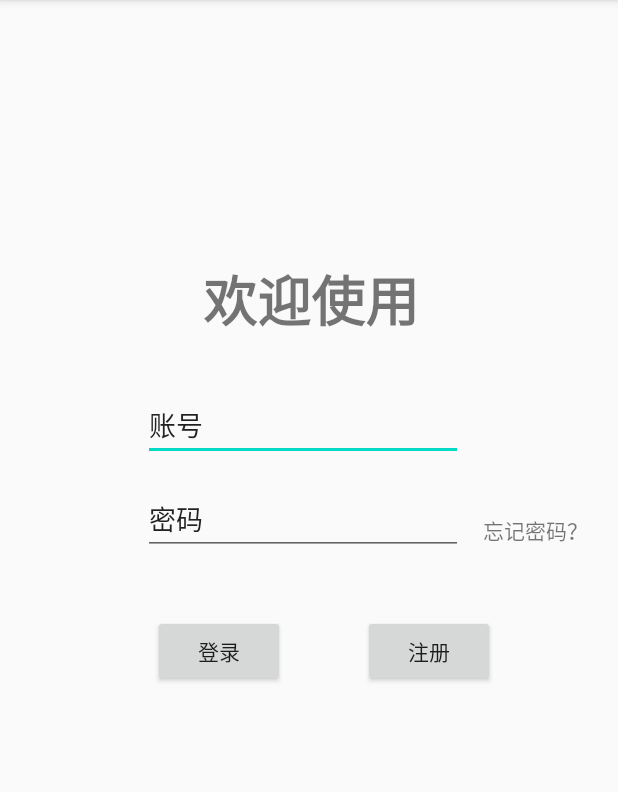
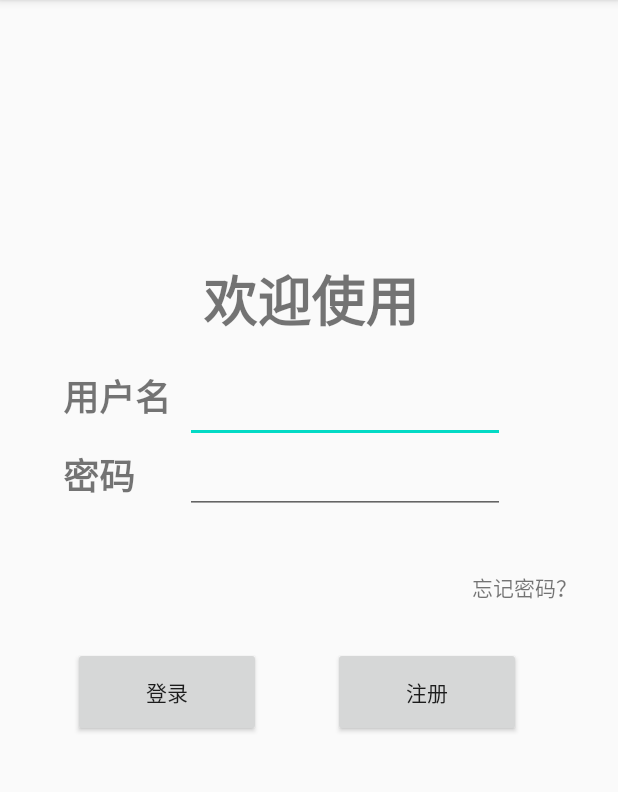
Before and after one commit to CNPolaris/MyMoneyApp, an Android app: the screen it shows after launch (MainActivity), on a phone screen of 412 x 824 dp, the part 84-876 px from its top. Run offline under Robolectric (Android 15) with nearby library versions, the phone set to English and light mode, and no system bars.

Commit message:
登录功能基本完成，加入了无法后退到登陆界面的方法

```diff
--- a/app/src/main/res/layout/activity_main.xml
+++ b/app/src/main/res/layout/activity_main.xml
@@ -20,83 +20,113 @@
         app:layout_constraintTop_toTopOf="parent"
         app:layout_constraintVertical_bias="0.245" />
 
-    <EditText
-        android:id="@+id/userText"
-        android:layout_width="wrap_content"
-        android:layout_height="wrap_content"
-        android:layout_marginStart="95dp"
-        android:layout_marginLeft="95dp"
-        android:layout_marginTop="25dp"
-        android:layout_marginEnd="103dp"
-        android:layout_marginRight="103dp"
-        android:layout_marginBottom="15dp"
-        android:ems="10"
-        android:inputType="textPersonName"
-        android:text="账号"
-        app:layout_constraintBottom_toTopOf="@+id/password"
-        app:layout_constraintEnd_toEndOf="parent"
-        app:layout_constraintStart_toStartOf="parent"
-        app:layout_constraintTop_toBottomOf="@+id/huanying" />
-
-    <EditText
-        android:id="@+id/password"
-        android:layout_width="wrap_content"
-        android:layout_height="wrap_content"
-        android:layout_marginStart="95dp"
-        android:layout_marginLeft="95dp"
-        android:layout_marginTop="15dp"
-        android:layout_marginEnd="103dp"
-        android:layout_marginRight="103dp"
-        android:ems="10"
-        android:inputType="textPersonName"
-        android:text="密码"
-        app:layout_constraintEnd_toEndOf="parent"
-        app:layout_constraintStart_toStartOf="parent"
-        app:layout_constraintTop_toBottomOf="@+id/userText" />
-
-    <Button
-        android:id="@+id/ConfirmButton"
-        android:layout_width="wrap_content"
-        android:layout_height="wrap_content"
-        android:layout_marginStart="110dp"
-        android:layout_marginLeft="110dp"
-        android:layout_marginTop="40dp"
-        android:layout_marginEnd="32dp"
-        android:layout_marginRight="32dp"
-        android:text="登录"
-        app:layout_constraintEnd_toStartOf="@+id/RegisteredButton"
-        app:layout_constraintStart_toStartOf="parent"
-        app:layout_constraintTop_toBottomOf="@+id/password" />
-
-    <Button
-        android:id="@+id/RegisteredButton"
-        android:layout_width="wrap_content"
-        android:layout_height="wrap_content"
-        android:layout_marginStart="20dp"
-        android:layout_marginLeft="20dp"
-        android:layout_marginTop="40dp"
-        android:layout_marginEnd="90dp"
-        android:layout_marginRight="90dp"
-        android:text="注册"
-        app:layout_constraintEnd_toEndOf="parent"
-        app:layout_constraintStart_toEndOf="@+id/ConfirmButton"
-        app:layout_constraintTop_toBottomOf="@+id/password" />
-
     <TextView
         android:id="@+id/ForgetPassword"
         android:layout_width="wrap_content"
         android:layout_height="wrap_content"
-        android:layout_marginStart="13dp"
-        android:layout_marginLeft="13dp"
-        android:layout_marginTop="108dp"
-        android:layout_marginEnd="30dp"
-        android:layout_marginRight="30dp"
+        android:layout_marginStart="314dp"
+        android:layout_marginLeft="314dp"
+        android:layout_marginTop="20dp"
+        android:layout_marginEnd="27dp"
+        android:layout_marginRight="27dp"
+        android:layout_marginBottom="24dp"
         android:text="忘记密码？"
+        app:layout_constraintBottom_toTopOf="@+id/RegisteredButton"
         app:layout_constraintEnd_toEndOf="parent"
-        app:layout_constraintHorizontal_bias="0.0"
-        app:layout_constraintStart_toEndOf="@+id/password"
-        app:layout_constraintTop_toBottomOf="@+id/huanying" />
+        app:layout_constraintStart_toStartOf="parent"
+        app:layout_constraintTop_toBottomOf="@+id/linearLayout" />
 
+    <LinearLayout
+        android:id="@+id/linearLayout2"
+        android:layout_width="318dp"
+        android:layout_height="57dp"
+        android:layout_marginStart="41dp"
+        android:layout_marginLeft="41dp"
+        android:layout_marginTop="5dp"
+        android:layout_marginEnd="52dp"
+        android:layout_marginRight="52dp"
+        android:orientation="horizontal"
+        app:layout_constraintEnd_toEndOf="parent"
+        app:layout_constraintHorizontal_bias="1.0"
+        app:layout_constraintStart_toStartOf="parent"
+        app:layout_constraintTop_toBottomOf="@+id/huanying">
+
+        <TextView
+            android:id="@+id/textView1"
+            android:layout_width="81dp"
+            android:layout_height="wrap_content"
+            android:text="用户名"
+            android:textSize="24sp"
+            android:textStyle="bold" />
+
+        <EditText
+            android:id="@+id/userText"
+            android:layout_width="wrap_content"
+            android:layout_height="55dp"
+            android:ems="10"
+            android:inputType="textPersonName" />
+    </LinearLayout>
+
+    <LinearLayout
+        android:id="@+id/linearLayout"
+        android:layout_width="318dp"
+        android:layout_height="57dp"
+        android:layout_marginStart="41dp"
+        android:layout_marginLeft="41dp"
+        android:layout_marginEnd="52dp"
+        android:layout_marginRight="52dp"
+        android:orientation="horizontal"
+        app:layout_constraintEnd_toEndOf="parent"
+        app:layout_constraintStart_toStartOf="parent"
+        app:layout_constraintTop_toBottomOf="@+id/linearLayout2">
+
+        <TextView
+            android:id="@+id/textView2"
+            android:layout_width="81dp"
+            android:layout_height="wrap_content"
+            android:text="密码"
+            android:textSize="24sp"
+            android:textStyle="bold" />
+
+        <EditText
+            android:id="@+id/passText"
+            android:layout_width="wrap_content"
+            android:layout_height="wrap_content"
+            android:ems="10"
+            android:inputType="textPersonName" />
+    </LinearLayout>
+
+    <Button
+        android:id="@+id/ConfirmButton"
+        android:layout_width="125dp"
+        android:layout_height="60dp"
+        android:layout_marginStart="61dp"
+        android:layout_marginLeft="61dp"
+        android:layout_marginTop="63dp"
+        android:layout_marginEnd="26dp"
+        android:layout_marginRight="26dp"
+        android:layout_marginBottom="263dp"
+        android:text="登录"
+        app:layout_constraintBottom_toBottomOf="parent"
+        app:layout_constraintEnd_toStartOf="@+id/RegisteredButton"
+        app:layout_constraintStart_toStartOf="parent"
+        app:layout_constraintTop_toBottomOf="@+id/linearLayout" />
+
+    <Button
+        android:id="@+id/RegisteredButton"
+        android:layout_width="125dp"
+        android:layout_height="60dp"
+        android:layout_marginStart="22dp"
+        android:layout_marginLeft="22dp"
+        android:layout_marginTop="63dp"
+        android:layout_marginEnd="78dp"
+        android:layout_marginRight="78dp"
+        android:layout_marginBottom="263dp"
+        android:text="注册"
+        app:layout_constraintBottom_toBottomOf="parent"
+        app:layout_constraintEnd_toEndOf="parent"
+        app:layout_constraintStart_toEndOf="@+id/ConfirmButton"
+        app:layout_constraintTop_toBottomOf="@+id/linearLayout" />
 
 
 </androidx.constraintlayout.widget.ConstraintLayout>
```
Also changed, not shown: app/src/main/java/com/example/mymoneyapp/DBUtil.java (+60 -7 lines), app/src/main/java/com/example/mymoneyapp/MainActivity.java (+57 -41 lines).
